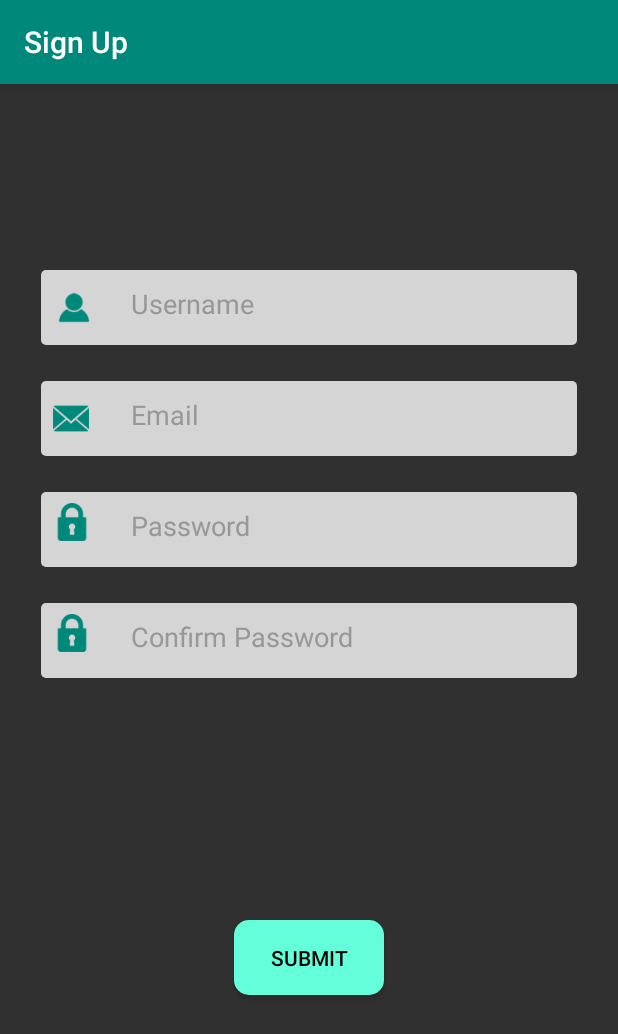
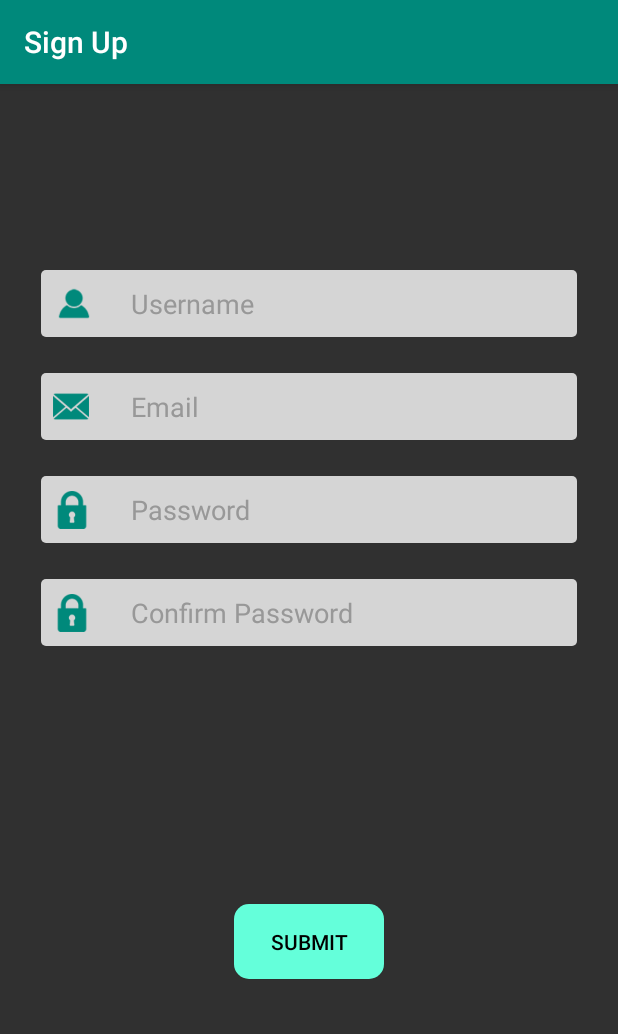
Before and after one commit to cnix3297/SimpleChefClone, an Android app: the SignUpActivity screen opened directly, with no data from a screen before it, on a phone screen of 412 x 824 dp. Shown: the top 1034 px of the screen. Run offline under Robolectric (Android 15) with nearby library versions, the phone set to English and light mode, and no system bars; our stand-ins replace Firebase (no records; nobody signed in at launch, a user with empty details on screens opened directly); pictures from the network do not load; 1 statement that could not run was skipped.

Commit message:
Visual changes to SignUp

```diff
--- a/app/src/main/res/layout/activity_sign_up.xml
+++ b/app/src/main/res/layout/activity_sign_up.xml
@@ -48,13 +48,12 @@ tools:context=".ui.login.SignUpActivity">
     android:paddingTop="10dp"
     android:paddingEnd="10dp"
     android:paddingRight="10dp"
-    android:paddingBottom="15dp"
+    android:paddingBottom="10dp"
     android:textColorHint="@color/colorGrey"
     android:textColor="@color/colorBlack"
     android:textSize="18sp"
     android:background="@drawable/edit_text_box"
     app:layout_constraintEnd_toEndOf="parent"
-    app:layout_constraintHorizontal_bias="1.0"
     app:layout_constraintStart_toStartOf="parent"
     app:layout_constraintTop_toTopOf="@+id/toolbar" />
 
@@ -90,7 +89,7 @@ tools:context=".ui.login.SignUpActivity">
     android:paddingTop="10dp"
     android:paddingEnd="10dp"
     android:paddingRight="10dp"
-    android:paddingBottom="15dp"
+    android:paddingBottom="10dp"
     android:textColorHint="@color/colorGrey"
     android:textColor="@color/colorBlack"
     android:textSize="18sp"
@@ -109,7 +108,6 @@ tools:context=".ui.login.SignUpActivity">
     app:layout_constraintBottom_toBottomOf="@+id/textViewPassword2"
     app:layout_constraintStart_toStartOf="@+id/textViewPassword2"
     app:layout_constraintTop_toTopOf="@+id/textViewPassword2"
-    app:layout_constraintVertical_bias="0.3"
     app:srcCompat="@drawable/lock_teal" />
 
 <EditText
@@ -130,7 +128,7 @@ tools:context=".ui.login.SignUpActivity">
     android:paddingTop="10dp"
     android:paddingEnd="10dp"
     android:paddingRight="10dp"
-    android:paddingBottom="15dp"
+    android:paddingBottom="10dp"
     android:textColorHint="@color/colorGrey"
     android:textColor="@color/colorBlack"
     android:textSize="18sp"
@@ -157,7 +155,7 @@ tools:context=".ui.login.SignUpActivity">
     android:paddingTop="10dp"
     android:paddingEnd="10dp"
     android:paddingRight="10dp"
-    android:paddingBottom="15dp"
+    android:paddingBottom="10dp"
     android:textSize="18sp"
     android:textColorHint="@color/colorGrey"
     android:textColor="@color/colorBlack"
@@ -177,7 +175,6 @@ tools:context=".ui.login.SignUpActivity">
     app:layout_constraintBottom_toBottomOf="@+id/textViewPassword"
     app:layout_constraintStart_toStartOf="@+id/textViewPassword"
     app:layout_constraintTop_toTopOf="@+id/textViewPassword"
-    app:layout_constraintVertical_bias="0.3"
     app:srcCompat="@drawable/lock_teal" />
 
 
```
